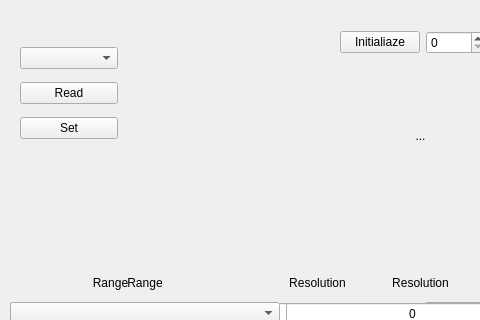
Qt form ui/mainwindow.ui (is4rk/Fluke8588A-pyvisa) before a commit; both pictures show x 0 to 480 and y 0 to 320 of the 833 by 527 pixel window.
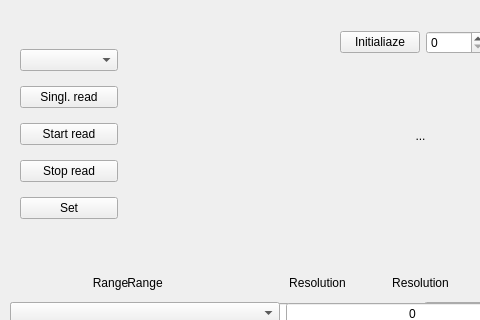
The same form after that commit.

```diff
--- a/ui/mainwindow.ui
+++ b/ui/mainwindow.ui
@@ -166,7 +166,7 @@
       <x>20</x>
       <y>40</y>
       <width>98</width>
-      <height>108</height>
+      <height>191</height>
      </rect>
     </property>
     <layout class="QVBoxLayout" name="verticalLayout">
@@ -176,7 +176,21 @@
      <item>
       <widget class="QPushButton" name="read_button">
        <property name="text">
-        <string>Read</string>
+        <string>Singl. read</string>
+       </property>
+      </widget>
+     </item>
+     <item>
+      <widget class="QPushButton" name="start_button">
+       <property name="text">
+        <string>Start read</string>
+       </property>
+      </widget>
+     </item>
+     <item>
+      <widget class="QPushButton" name="stop_button">
+       <property name="text">
+        <string>Stop read</string>
        </property>
       </widget>
      </item>
```
